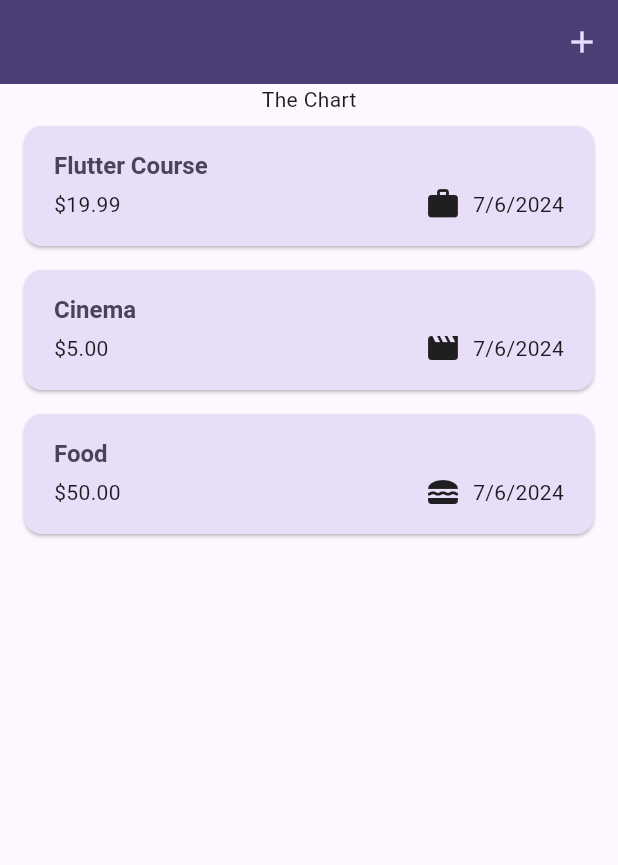
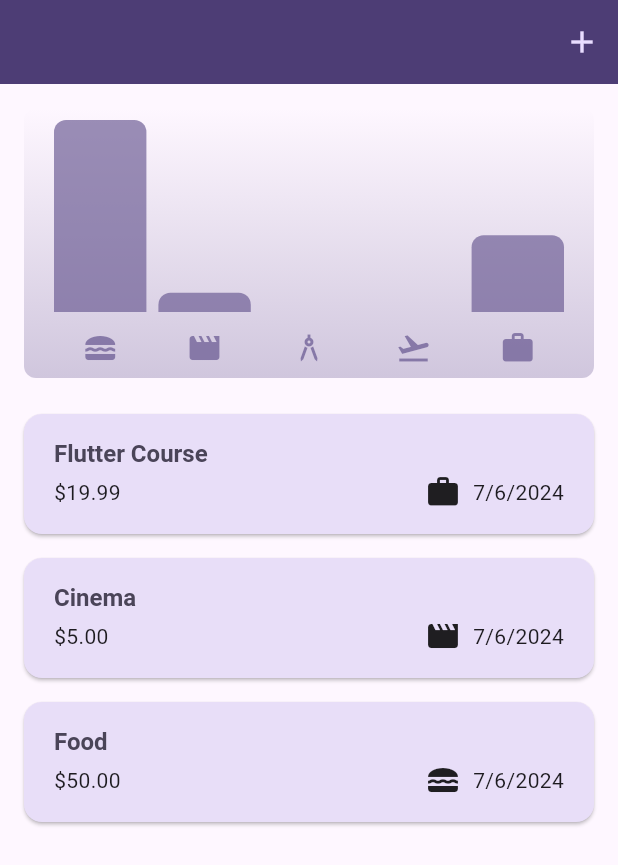
Before and after one commit to ParasSingla-009/Expense-Tracker, a Flutter app: the screen it shows after launch, on a phone screen of 412 x 824 dp. Shown: the top 865 px of the screen. Run offline on Flutter 3.47's test engine with Material 3 defaults, Android fonts, the phone set to English and light mode, and no system bars.

Commit message:
final commit

```diff
--- a/lib/models/expense.dart
+++ b/lib/models/expense.dart
@@ -1,4 +1,5 @@
 import 'package:flutter/material.dart';
+import 'package:flutter/widgets.dart';
 import 'package:uuid/uuid.dart';
 import 'package:intl/intl.dart';
 
@@ -33,3 +34,26 @@ class Expense {
     return formatter.format(date);
   }
 }
+
+class ExpenseBucket {
+  const ExpenseBucket({
+    required this.category,
+    required this.expenses,
+  });
+
+  ExpenseBucket.forCategory(List<Expense> allExpenses, this.category)
+    : expenses = allExpenses.where((expense) => expense.category == category)
+    .toList();
+
+
+  final Category category;
+  final List<Expense> expenses;
+
+  double get totalExpenses {
+    double sum = 0;
+    for(final expense in expenses){
+      sum += expense.amount;
+    }
+    return sum;
+  }
+}
--- /dev/null
+++ b/lib/widgets/chart/chart.dart
@@ -0,0 +1,87 @@
+import 'package:flutter/material.dart';
+import 'package:expense_tracker/widgets/chart/chart_bar.dart';
+import 'package:expense_tracker/models/expense.dart';
+
+class Chart extends StatelessWidget{
+  const Chart({super.key, required this.expenses});
+
+  final List<Expense> expenses;
+
+  List<ExpenseBucket> get buckets {
+    return [
+      ExpenseBucket.forCategory(expenses, Category.food),
+      ExpenseBucket.forCategory(expenses, Category.leisure),
+      ExpenseBucket.forCategory(expenses, Category.other),
+      ExpenseBucket.forCategory(expenses, Category.travel),
+      ExpenseBucket.forCategory(expenses, Category.work),
+    ];
+  }
+
+  double get maxTotalExpense {
+    double maxTotalExpense = 0;
+
+    for(final bucket in buckets){
+      if(bucket.totalExpenses > maxTotalExpense) {
+        maxTotalExpense = bucket.totalExpenses;
+      }
+    }
+    return maxTotalExpense;
+  }
+
+
+  @override
+  Widget build(BuildContext context) {
+    final isDarkMode = MediaQuery.of(context).platformBrightness == Brightness.dark;
+    return Container(
+      margin: const EdgeInsets.all(16),
+      padding: const EdgeInsets.symmetric(
+        vertical: 8,
+        horizontal: 16,
+      ),
+      width: double.infinity,
+      height: 180,
+      decoration: BoxDecoration(
+        borderRadius: BorderRadius.circular(8),
+        gradient: LinearGradient(
+          colors: [
+            Theme.of(context).colorScheme.primary.withOpacity(0.3),
+            Theme.of(context).colorScheme.primary.withOpacity(0.0),
+          ],
+          begin: Alignment.bottomCenter,
+          end: Alignment.topCenter,
+        ),
+      ),
+      child: Column(
+        children: [
+          Expanded(
+            child: Row(
+              crossAxisAlignment: CrossAxisAlignment.end,
+              children: [
+                for (final bucket in buckets)
+                  ChartBar(
+                    fill: bucket.totalExpenses == 0
+                      ? 0
+                      : bucket.totalExpenses / maxTotalExpense
+                    )
+              ],
+            ),
+          ),
+          const SizedBox(height: 12),
+          Row(
+            children: buckets.map(
+              (bucket) => Expanded(
+                child: Padding(padding: const EdgeInsets.symmetric(horizontal: 4),
+                child: Icon(
+                  categoryIcons[bucket.category],
+                  color: isDarkMode
+                    ? Theme.of(context).colorScheme.secondary
+                    : Theme.of(context).colorScheme.primary.withOpacity(0.7),
+                ),),
+              )
+            ).toList(),
+          )
+        ],
+      ),
+    );
+  }
+}
--- /dev/null
+++ b/lib/widgets/chart/chart_bar.dart
@@ -0,0 +1,34 @@
+import 'package:flutter/material.dart';
+
+class ChartBar extends StatelessWidget {
+  const ChartBar({
+    super.key,
+    required this.fill,
+  });
+
+  final double fill;
+
+  @override
+  Widget build(BuildContext context) {
+    final isDarkMode =
+        MediaQuery.of(context).platformBrightness == Brightness.dark;
+    return Expanded(
+      child: Padding(
+        padding: const EdgeInsets.symmetric(horizontal: 4),
+        child: FractionallySizedBox(
+          heightFactor: fill,
+          child: DecoratedBox(
+            decoration: BoxDecoration(
+              shape: BoxShape.rectangle,
+              borderRadius:
+                  const BorderRadius.vertical(top: Radius.circular(8)),
+                  color: isDarkMode
+                    ? Theme.of(context).colorScheme.secondary
+                    : Theme.of(context).colorScheme.primary.withOpacity(0.65),
+            ),
+          ),
+        ),
+      ),
+    );
+  }
+}
--- a/lib/widgets/expenses.dart
+++ b/lib/widgets/expenses.dart
@@ -2,6 +2,7 @@ import 'package:expense_tracker/models/expense.dart';
 import 'package:expense_tracker/widgets/new_expense.dart';
 import 'package:flutter/material.dart';
 import 'package:expense_tracker/widgets/expenses_list/expenses_list.dart';
+import 'package:expense_tracker/widgets/chart/chart.dart';
 
 class Expenses extends StatefulWidget {
   const Expenses({super.key});
@@ -95,7 +96,10 @@ class _ExpensesState extends State<Expenses> {
         ],
       ),
       body: Column(
-        children: [const Text("The Chart"), Expanded(child: mainContent)],
+        children: [
+          Chart(expenses: _registeredExpenses),
+          Expanded(child: mainContent)
+        ],
       ),
     );
   }
```
